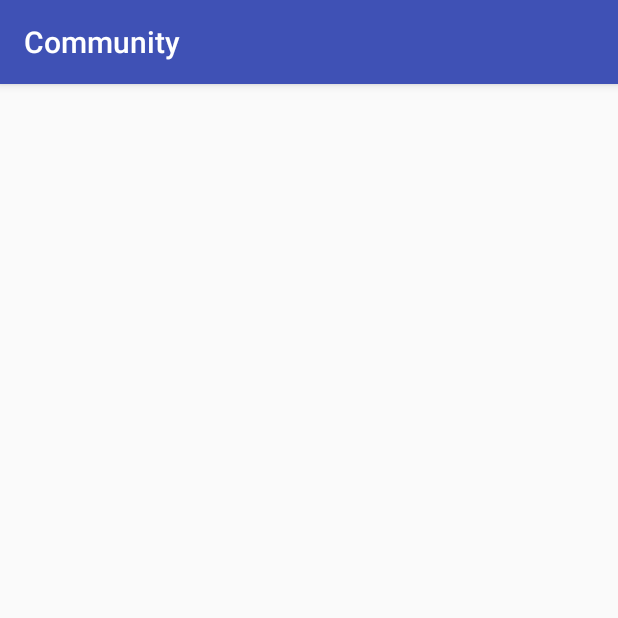
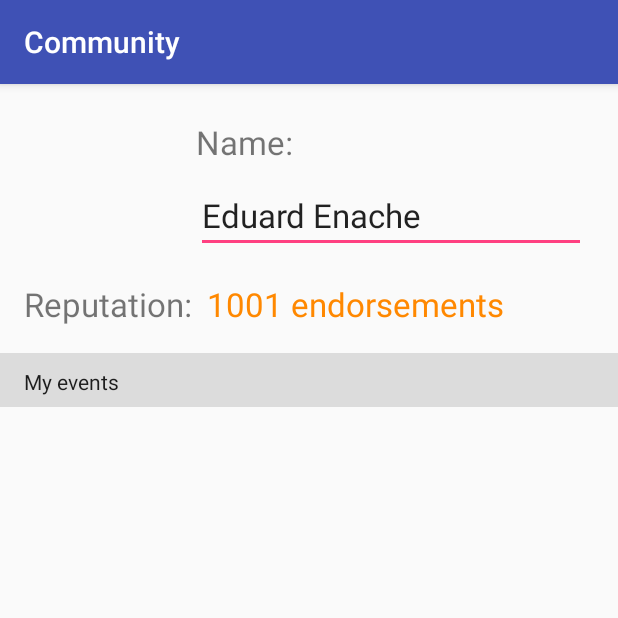
Before and after one commit to hackabit2017/community, an Android app: the Profile screen opened directly, with no data from a screen before it, on a phone screen of 412 x 824 dp, the top half of it. Run offline under Robolectric (Android 15) with nearby library versions, the phone set to English and light mode, and no system bars.

Commit message:
implement most of Profile activity

```diff
--- a/AndroidApp/Community/app/src/main/res/layout/activity_profile.xml
+++ b/AndroidApp/Community/app/src/main/res/layout/activity_profile.xml
@@ -6,4 +6,101 @@
     android:layout_height="match_parent"
     tools:context="eu.hackabit.community.Profile">
 
+    <TextView
+        android:id="@+id/textView2"
+        android:layout_width="wrap_content"
+        android:layout_height="wrap_content"
+        android:text="Name:"
+        android:textSize="22sp"
+        tools:layout_constraintBottom_creator="1"
+        app:layout_constraintBottom_toTopOf="@+id/editText"
+        tools:layout_constraintLeft_creator="1"
+        android:layout_marginBottom="9dp"
+        app:layout_constraintLeft_toLeftOf="@+id/editText" />
+
+    <TextView
+        android:id="@+id/textView3"
+        android:layout_width="wrap_content"
+        android:layout_height="wrap_content"
+        android:text="Reputation:"
+        android:textSize="22sp"
+        android:layout_marginStart="16dp"
+        app:layout_constraintBaseline_toBaselineOf="@+id/textView4"
+        tools:layout_constraintBaseline_creator="1"
+        tools:layout_constraintLeft_creator="1"
+        app:layout_constraintLeft_toLeftOf="parent" />
+
+    <TextView
+        android:id="@+id/textView4"
+        android:layout_width="wrap_content"
+        android:layout_height="wrap_content"
+        android:text="1001 endorsements"
+        android:textColor="@android:color/holo_orange_dark"
+        android:textSize="22sp"
+        tools:layout_constraintBottom_creator="1"
+        app:layout_constraintBottom_toTopOf="@+id/toolbar2"
+        android:layout_marginStart="10dp"
+        tools:layout_constraintLeft_creator="1"
+        android:layout_marginBottom="18dp"
+        app:layout_constraintLeft_toRightOf="@+id/textView3" />
+
+    <EditText
+        android:id="@+id/editText"
+        android:layout_width="wrap_content"
+        android:layout_height="wrap_content"
+        android:ems="10"
+        android:inputType="textPersonName"
+        android:text="Eduard Enache"
+        android:textSize="22sp"
+        tools:layout_constraintRight_creator="1"
+        tools:layout_constraintBottom_creator="1"
+        app:layout_constraintBottom_toTopOf="@+id/textView3"
+        android:layout_marginEnd="21dp"
+        app:layout_constraintRight_toRightOf="parent"
+        android:layout_marginBottom="19dp" />
+
+    <android.support.v7.widget.Toolbar
+        android:id="@+id/toolbar2"
+        android:layout_width="match_parent"
+        android:layout_height="36dp"
+        android:layout_marginTop="179dp"
+        android:background="@color/common_google_signin_btn_text_light_disabled"
+        android:minHeight="?attr/actionBarSize"
+        android:theme="?attr/actionBarTheme"
+        app:layout_constraintHorizontal_bias="0.0"
+        app:layout_constraintLeft_toLeftOf="parent"
+        app:layout_constraintRight_toRightOf="parent"
+        app:layout_constraintTop_toTopOf="parent"
+        tools:layout_constraintLeft_creator="1"
+        tools:layout_constraintRight_creator="1"
+        tools:layout_constraintTop_creator="1" />
+
+    <TextView
+        android:id="@+id/textView6"
+        android:layout_width="wrap_content"
+        android:layout_height="wrap_content"
+        android:text="My events"
+        android:textAppearance="@style/TextAppearance.AppCompat.Body1"
+        tools:layout_constraintTop_creator="1"
+        android:layout_marginStart="16dp"
+        android:layout_marginTop="9dp"
+        tools:layout_constraintLeft_creator="1"
+        app:layout_constraintLeft_toLeftOf="parent"
+        app:layout_constraintTop_toTopOf="@+id/toolbar2" />
+
+    <ListView
+        android:layout_width="0dp"
+        android:layout_height="0dp"
+        android:layout_marginBottom="3dp"
+        android:layout_marginTop="7dp"
+        app:layout_constraintBottom_toBottomOf="parent"
+        app:layout_constraintHorizontal_bias="1.0"
+        app:layout_constraintLeft_toLeftOf="parent"
+        app:layout_constraintRight_toRightOf="parent"
+        app:layout_constraintTop_toBottomOf="@+id/textView6"
+        app:layout_constraintVertical_bias="0.0"
+        tools:layout_constraintBottom_creator="1"
+        tools:layout_constraintLeft_creator="1"
+        tools:layout_constraintRight_creator="1"
+        tools:layout_constraintTop_creator="1" />
 </android.support.constraint.ConstraintLayout>
```
